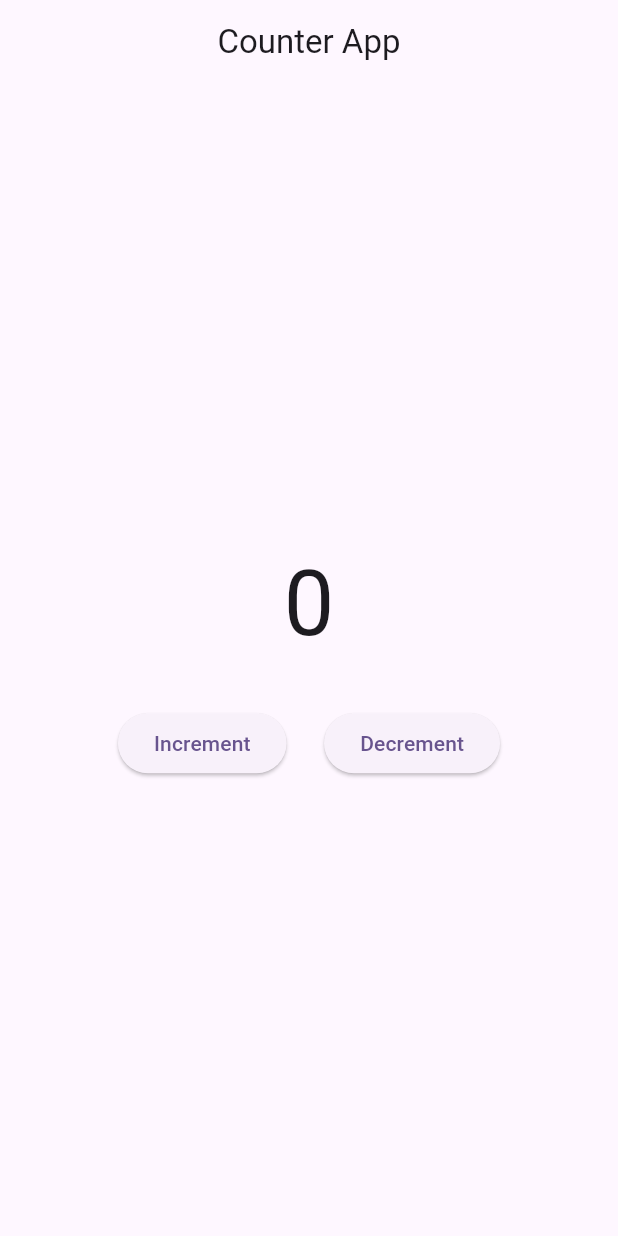
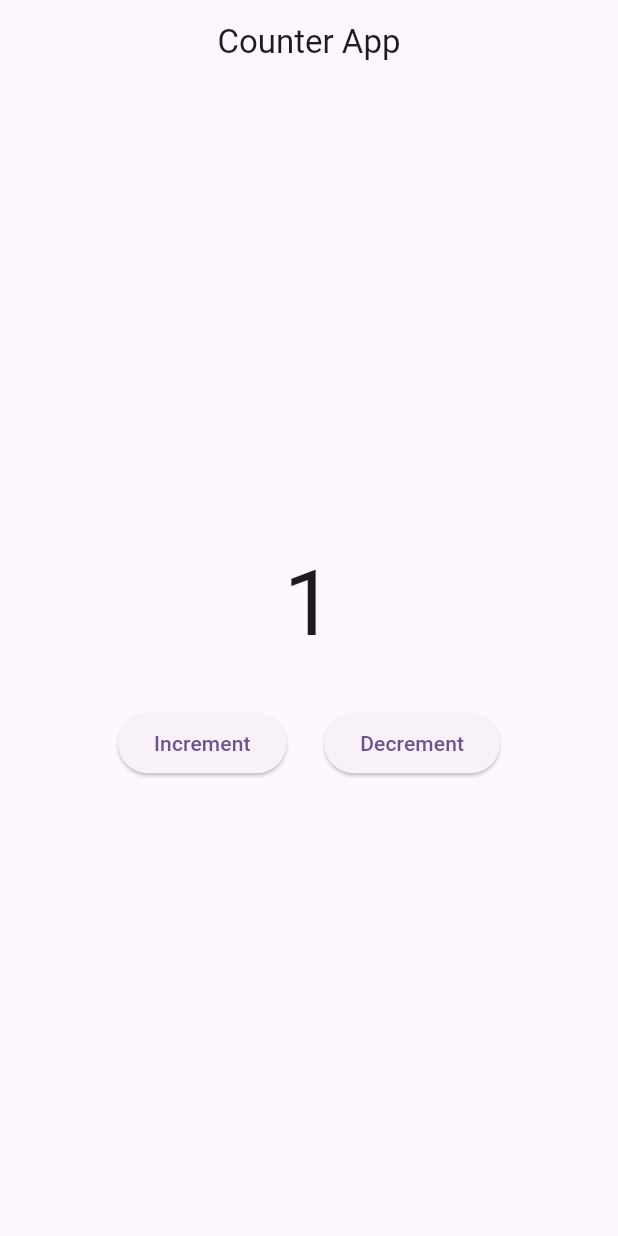
Before and after one commit to tapoban123/flutter-bloc-tutorial, a Flutter app: the screen it shows after launch, after a tap on "Increment", on a phone screen of 412 x 824 dp. Run offline on Flutter 3.47's test engine with Material 3 defaults, Android fonts, the phone set to English and light mode, and no system bars; our stand-ins replace bloc, equatable, flutter_bloc.

Commit message:
Built the CounterApp using Bloc

```diff
--- /dev/null
+++ b/lib/counter_app/counter_bloc/counter_bloc.dart
@@ -0,0 +1,26 @@
+import 'package:bloc/bloc.dart';
+import 'package:flutter_bloc_tutorial/counter_app/counter_bloc/counter_event.dart';
+import 'package:flutter_bloc_tutorial/counter_app/counter_bloc/counter_state.dart';
+
+class CounterBloc extends Bloc<CounterEvent, CounterState> {
+  CounterBloc() : super(const CounterState()) {
+    on<IncrementCounter>(_incrementCounter);
+    on<DecrementCounter>(_decrementCounter);
+  }
+
+  void _incrementCounter(
+    IncrementCounter event,
+    Emitter<CounterState> emit,
+  ) {
+    emit(state.copyWith(counter: state.counter + 1));
+  }
+
+  void _decrementCounter(
+    DecrementCounter event,
+    Emitter<CounterState> emit,
+  ) {
+    if (state.counter > 0) {
+      emit(state.copyWith(counter: state.counter - 1));
+    }
+  }
+}
--- a/lib/counter_app/counter_bloc/counter_event.dart
+++ b/lib/counter_app/counter_bloc/counter_event.dart
@@ -0,0 +1,12 @@
+import 'package:equatable/equatable.dart';
+
+abstract class CounterEvent extends Equatable {
+  const CounterEvent();
+
+  @override
+  List<Object?> get props => [];
+}
+
+class IncrementCounter extends CounterEvent {}
+
+class DecrementCounter extends CounterEvent {}
--- /dev/null
+++ b/lib/counter_app/counter_bloc/counter_state.dart
@@ -0,0 +1,18 @@
+import 'package:equatable/equatable.dart';
+
+class CounterState extends Equatable {
+  final int counter;
+
+  const CounterState({
+    this.counter = 0,
+  });
+
+  CounterState copyWith({int? counter}) {
+    return CounterState(
+      counter: counter ?? this.counter,
+    );
+  }
+
+  @override
+  List<Object?> get props => [counter];
+}
--- a/lib/counter_app/ui/counter_screen.dart
+++ b/lib/counter_app/ui/counter_screen.dart
@@ -1,4 +1,8 @@
 import 'package:flutter/material.dart';
+import 'package:flutter_bloc/flutter_bloc.dart';
+import 'package:flutter_bloc_tutorial/counter_app/counter_bloc/counter_bloc.dart';
+import 'package:flutter_bloc_tutorial/counter_app/counter_bloc/counter_event.dart';
+import 'package:flutter_bloc_tutorial/counter_app/counter_bloc/counter_state.dart';
 
 class CounterScreen extends StatelessWidget {
   const CounterScreen({super.key});
@@ -14,9 +18,11 @@
         child: Column(
           mainAxisAlignment: MainAxisAlignment.center,
           children: [
-            const Text(
-              "0",
-              style: TextStyle(fontSize: 60),
+            BlocBuilder<CounterBloc, CounterState>(
+              builder: (context, state) => Text(
+                state.counter.toString(),
+                style: const TextStyle(fontSize: 60),
+              ),
             ),
             const SizedBox(
               height: 25,
@@ -25,14 +31,18 @@
               mainAxisAlignment: MainAxisAlignment.center,
               children: [
                 ElevatedButton(
-                  onPressed: () {},
+                  onPressed: () {
+                    context.read<CounterBloc>().add(IncrementCounter());
+                  },
                   child: const Text("Increment"),
                 ),
                 const SizedBox(
                   width: 25,
                 ),
                 ElevatedButton(
-                  onPressed: () {},
+                  onPressed: () {
+                    context.read<CounterBloc>().add(DecrementCounter());
+                  },
                   child: const Text("Decrement"),
                 ),
               ],
--- a/lib/main.dart
+++ b/lib/main.dart
@@ -1,6 +1,7 @@
 import 'package:flutter/material.dart';
+import 'package:flutter_bloc/flutter_bloc.dart';
+import 'package:flutter_bloc_tutorial/counter_app/counter_bloc/counter_bloc.dart';
 import 'package:flutter_bloc_tutorial/counter_app/ui/counter_screen.dart';
-import 'package:flutter_bloc_tutorial/tutorials/equatable_package.dart';
 
 void main() {
   runApp(const MyApp());
@@ -11,13 +12,17 @@
 
   @override
   Widget build(BuildContext context) {
-    return MaterialApp(
-      title: 'Flutter Bloc Tutorial',
-      theme: ThemeData(
-        colorScheme: ColorScheme.fromSeed(seedColor: Colors.deepPurple),
-        useMaterial3: true,
+    return BlocProvider(
+      create: (_) => CounterBloc(),
+      child: MaterialApp(
+        title: 'Flutter Bloc Tutorial',
+        debugShowCheckedModeBanner: false,
+        theme: ThemeData(
+          colorScheme: ColorScheme.fromSeed(seedColor: Colors.deepPurple),
+          useMaterial3: true,
+        ),
+        home: const CounterScreen(),
       ),
-      home: const CounterScreen(),
     );
   }
 }
```
